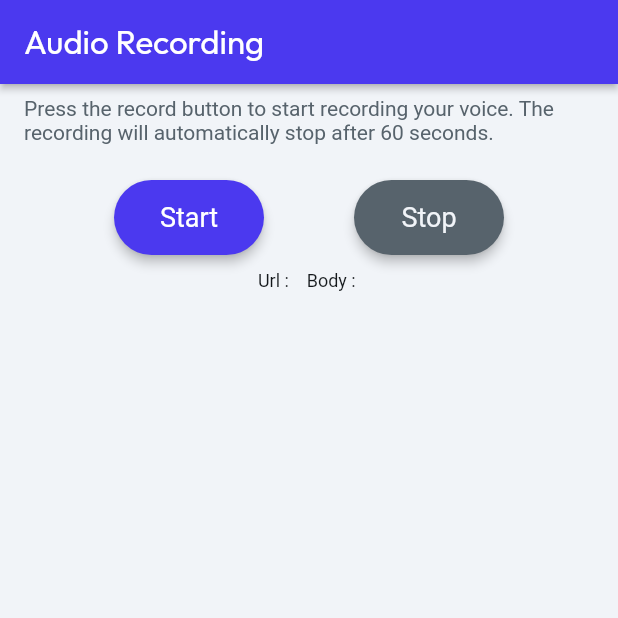
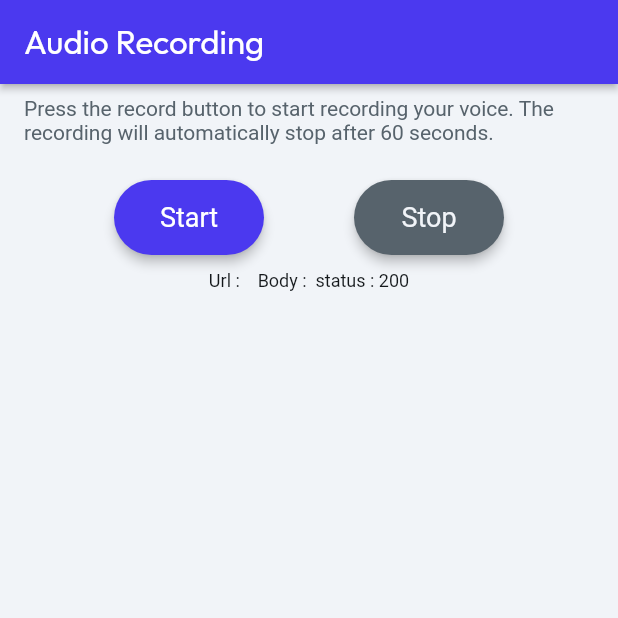
Before and after one commit to mamadouramadan723/Learn_English, a Flutter app: the screen it shows after launch, on a phone screen of 412 x 824 dp, the top half of it. Run offline on Flutter 3.47's test engine with Material 2 defaults, Android fonts, the phone set to English and light mode, and no system bars; drawn by our look-alikes of auto_size_text; our stand-ins replace assets_audio_player, cloud_firestore, equatable, file_picker, firebase_auth, firebase_core and 15 more; missing offline and left inert: json_path, mime_type, record; accounts and stored records are empty; Roboto replaces fonts that are missing (Readex Pro).

Commit message:
Updating to latest FlutterFlow output.

```diff
--- a/lib/pages/home_page/home_page_widget.dart
+++ b/lib/pages/home_page/home_page_widget.dart
@@ -423,7 +423,7 @@ class _HomePageWidgetState extends State<HomePageWidget>
                           padding: EdgeInsetsDirectional.fromSTEB(
                               0.0, 10.0, 0.0, 0.0),
                           child: AutoSizeText(
-                            'Url :   ${_model.uploadedFileUrl} Body : ${(_model.apiResultp1y?.jsonBody ?? '').toString()}',
+                            'Url :   ${_model.uploadedFileUrl} Body : ${(_model.apiResultp1y?.jsonBody ?? '').toString()} status : ${(_model.apiResultp1y?.statusCode ?? 200).toString()}',
                             style: FlutterFlowTheme.of(context).bodyMedium,
                           ),
                         ),
```
